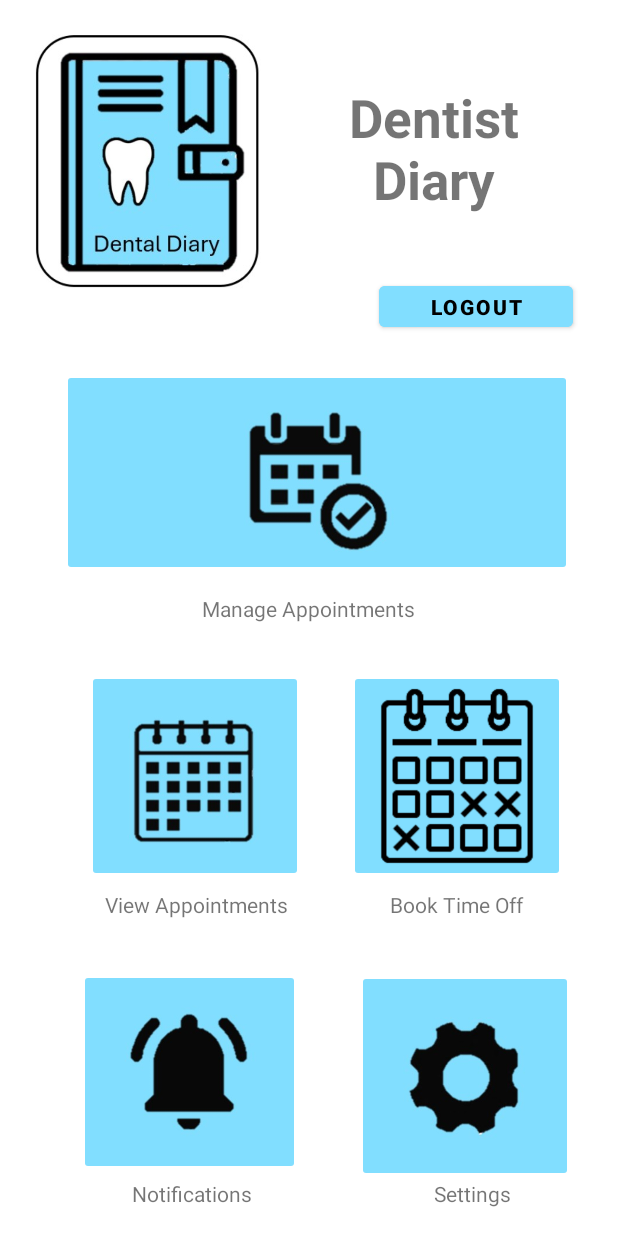
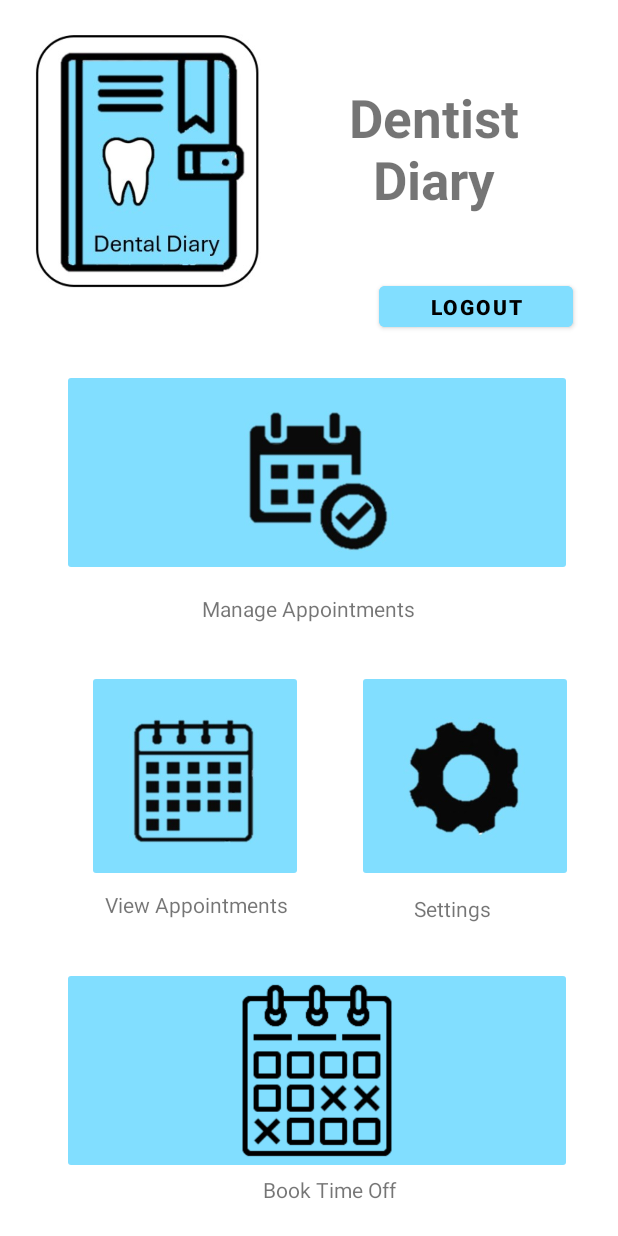
Before and after one commit to ST10193265/OPSCpart3, an Android app: the fragment MenuDentistFragment shown on its own in the app's theme, on a phone screen of 412 x 824 dp. Run offline under Robolectric (Android 15) with nearby library versions, the phone set to English and light mode, and no system bars.

Commit message:
removed notfications dentist

```diff
--- a/poe2/app/build.gradle.kts
+++ b/poe2/app/build.gradle.kts
@@ -140,6 +140,8 @@ dependencies {
     implementation(libs.firebase.auth)
     implementation(libs.firebase.firestore.ktx)
     implementation(libs.firebase.functions.ktx)
+    implementation(libs.androidx.room.ktx)
+    implementation(libs.androidx.room.runtime.android)
     androidTestImplementation(libs.junit.junit)
     androidTestImplementation(libs.junit.junit)
 
--- a/poe2/app/src/main/java/com/example/opsc7312poepart2_code/ui/book_app_client1/BookAppClient1Fragment.kt
+++ b/poe2/app/src/main/java/com/example/opsc7312poepart2_code/ui/book_app_client1/BookAppClient1Fragment.kt
@@ -18,6 +18,7 @@ import android.content.pm.PackageManager
 import android.location.Geocoder
 import android.location.Location
 import android.net.ConnectivityManager
+import android.util.Log
 import android.widget.Toast
 import androidx.core.app.ActivityCompat
 import androidx.lifecycle.lifecycleScope
@@ -292,7 +293,7 @@ class BookAppClient1Fragment : Fragment() {
             }
 
             override fun onCancelled(error: DatabaseError) {
-                Log.e(TAG, "Firebase data fetch failed: ${error.message}")
+                //Log.e(TAG, "Firebase data fetch failed: ${error.message}")
             }
         })
     }
--- a/poe2/app/src/main/java/com/example/opsc7312poepart2_code/ui/forget_password_client/ForgetPasswordClientFragment.kt
+++ b/poe2/app/src/main/java/com/example/opsc7312poepart2_code/ui/forget_password_client/ForgetPasswordClientFragment.kt
@@ -152,4 +152,3 @@ class ForgetPasswordClientFragment : Fragment() {
     // The code above was taken and adapted from Hyperskill
     // https://hyperskill.org/learn/step/36628
 }
-s
--- a/poe2/app/src/main/java/com/example/opsc7312poepart2_code/ui/menu_dentist/MenuDentistFragment.kt
+++ b/poe2/app/src/main/java/com/example/opsc7312poepart2_code/ui/menu_dentist/MenuDentistFragment.kt
@@ -26,11 +26,11 @@ class MenuDentistFragment : Fragment() {
 
         // Initialize the ImageButtons
         val ibtnViewApp:  ImageButton = view.findViewById(R.id.ibtnViewApp)
-        val ibtnNotifications: ImageButton = view.findViewById(R.id.ibtnNotifications)
+
         val ibtnSettings: ImageButton = view.findViewById(R.id.ibtnSettings)
         val ibtnLogout: Button = view.findViewById(R.id.btnLogOut)
         val ibtnMagageApp: ImageButton = view.findViewById(R.id.ibtnMagageApp)
-        val ibtnTimeOff: ImageButton = view.findViewById(R.id.ibtnBookTimeOff)
+        val ibtnTimeOff: ImageButton = view.findViewById(R.id.ibtnBooktimeOff)
 
         ibtnMagageApp.setOnClickListener {
             // Navigate to the BookAppointmentFragment using the NavController
@@ -62,17 +62,7 @@ class MenuDentistFragment : Fragment() {
 
         }
 
-        // Set OnClickListener for the Notifications button
-        ibtnNotifications.setOnClickListener {
-            // Navigate to the BookAppointmentFragment using the NavController
 
-            if (isOnline()) {
-                findNavController().navigate(R.id.action_nav_menu_dentist_to_nav_notifications_dentist)
-            } else {
-                showToast("No Internet Connection!")
-            }
-
-        }
 
         // Set OnClickListener for the Notifications button
         ibtnSettings.setOnClickListener {
--- a/poe2/app/src/main/res/layout/fragment_menu_dentist.xml
+++ b/poe2/app/src/main/res/layout/fragment_menu_dentist.xml
@@ -67,20 +67,6 @@
             app:layout_constraintVertical_bias="0.654" />
 
         <ImageButton
-            android:id="@+id/ibtnBookTimeOff"
-            android:layout_width="144dp"
-            android:layout_height="141dp"
-            android:backgroundTint="@color/lightblue"
-            android:scaleType="fitCenter"
-            android:src="@drawable/timeoff"
-            app:layout_constraintBottom_toBottomOf="parent"
-            app:layout_constraintEnd_toEndOf="parent"
-            app:layout_constraintHorizontal_bias="0.868"
-            app:layout_constraintStart_toStartOf="parent"
-            app:layout_constraintTop_toTopOf="parent"
-            app:layout_constraintVertical_bias="0.654" />
-
-        <ImageButton
             android:id="@+id/ibtnMagageApp"
             android:layout_width="340dp"
             android:layout_height="138dp"
@@ -95,6 +81,20 @@
             app:layout_constraintVertical_bias="0.359" />
 
         <ImageButton
+            android:id="@+id/ibtnBooktimeOff"
+            android:layout_width="340dp"
+            android:layout_height="138dp"
+            android:backgroundTint="@color/lightblue"
+            android:scaleType="fitCenter"
+            android:src="@drawable/timeoff"
+            app:layout_constraintBottom_toBottomOf="parent"
+            app:layout_constraintEnd_toEndOf="parent"
+            app:layout_constraintHorizontal_bias="0.577"
+            app:layout_constraintStart_toStartOf="parent"
+            app:layout_constraintTop_toTopOf="parent"
+            app:layout_constraintVertical_bias="0.94" />
+
+        <ImageButton
             android:id="@+id/ibtnSettings"
             android:layout_width="144dp"
             android:layout_height="141dp"
@@ -106,21 +106,7 @@
             app:layout_constraintHorizontal_bias="0.887"
             app:layout_constraintStart_toStartOf="parent"
             app:layout_constraintTop_toTopOf="parent"
-            app:layout_constraintVertical_bias="0.947" />
-
-        <ImageButton
-            android:id="@+id/ibtnNotifications"
-            android:layout_width="147dp"
-            android:layout_height="137dp"
-            android:backgroundTint="@color/lightblue"
-            android:scaleType="fitCenter"
-            android:src="@drawable/notifications"
-            app:layout_constraintBottom_toBottomOf="parent"
-            app:layout_constraintEnd_toEndOf="parent"
-            app:layout_constraintHorizontal_bias="0.2"
-            app:layout_constraintStart_toStartOf="parent"
-            app:layout_constraintTop_toTopOf="parent"
-            app:layout_constraintVertical_bias="0.941" />
+            app:layout_constraintVertical_bias="0.654" />
 
         <TextView
             android:id="@+id/textView7"
@@ -139,33 +125,20 @@
             android:id="@+id/txtSettings"
             android:layout_width="wrap_content"
             android:layout_height="wrap_content"
-            android:text="Settings"
             android:gravity="center"
+            android:text="@string/setting_menu"
             app:layout_constraintBottom_toBottomOf="parent"
             app:layout_constraintEnd_toEndOf="parent"
-            app:layout_constraintHorizontal_bias="0.802"
+            app:layout_constraintHorizontal_bias="0.766"
             app:layout_constraintStart_toStartOf="parent"
             app:layout_constraintTop_toTopOf="parent"
-            app:layout_constraintVertical_bias="0.977" />
-
-        <TextView
-            android:id="@+id/txtNotifications"
-            android:layout_width="wrap_content"
-            android:layout_height="wrap_content"
-            android:text="Notifications"
-            android:gravity="center"
-            app:layout_constraintBottom_toBottomOf="parent"
-            app:layout_constraintEnd_toEndOf="parent"
-            app:layout_constraintHorizontal_bias="0.265"
-            app:layout_constraintStart_toStartOf="parent"
-            app:layout_constraintTop_toTopOf="parent"
-            app:layout_constraintVertical_bias="0.977" />
+            app:layout_constraintVertical_bias="0.741" />
 
         <TextView
             android:id="@+id/txtViewApp"
             android:layout_width="132dp"
             android:layout_height="24dp"
-            android:text="View Appointments"
+            android:text="@string/view_appointments"
             android:gravity="center"
             app:layout_constraintBottom_toBottomOf="parent"
             app:layout_constraintEnd_toEndOf="parent"
@@ -179,13 +152,13 @@
             android:layout_width="132dp"
             android:layout_height="24dp"
             android:gravity="center"
-            android:text="Book Time Off"
+            android:text="@string/booktimeoff"
             app:layout_constraintBottom_toBottomOf="parent"
             app:layout_constraintEnd_toEndOf="parent"
-            app:layout_constraintHorizontal_bias="0.849"
+            app:layout_constraintHorizontal_bias="0.548"
             app:layout_constraintStart_toStartOf="parent"
             app:layout_constraintTop_toTopOf="parent"
-            app:layout_constraintVertical_bias="0.739" />
+            app:layout_constraintVertical_bias="0.977" />
 
     </androidx.constraintlayout.widget.ConstraintLayout>
 </FrameLayout>
--- a/poe2/app/src/main/res/values/strings.xml
+++ b/poe2/app/src/main/res/values/strings.xml
@@ -57,4 +57,6 @@
     <string name="enddate">End Date:</string>
     <string name="reason">Reason:</string>
     <string name="submit">Submit</string>
+
+    <string name="booktimeoff">Book Time Off</string>
 </resources>
--- a/poe2/gradle/libs.versions.toml
+++ b/poe2/gradle/libs.versions.toml
@@ -53,6 +53,8 @@ firebaseFirestoreKtx = "25.1.0"
 firebaseFunctionsKtx = "21.0.0"
 firebaseMessaging = "24.0.3"
 core = "1.46.0"
+roomKtx = "2.6.1"
+roomRuntimeAndroid = "2.7.0-alpha11"
 [libraries]
 android-maps-utils = { module = "com.google.maps.android:android-maps-utils", version.ref = "androidMapsUtils" }
 androidx-constraintlayout = { module = "androidx.constraintlayout:constraintlayout", version.ref = "constraintlayout" }
@@ -113,6 +115,8 @@ firebase-firestore-ktx = { group = "com.google.firebase", name = "firebase-fires
 firebase-functions-ktx = { group = "com.google.firebase", name = "firebase-functions-ktx", version.ref = "firebaseFunctionsKtx" }
 firebase-messaging = { group = "com.google.firebase", name = "firebase-messaging", version.ref = "firebaseMessaging" }
 core = { group = "com.google.ar", name = "core", version.ref = "core" }
+androidx-room-ktx = { group = "androidx.room", name = "room-ktx", version.ref = "roomKtx" }
+androidx-room-runtime-android = { group = "androidx.room", name = "room-runtime-android", version.ref = "roomRuntimeAndroid" }
 
 
 [plugins]
```
Also changed, not shown: poe2/app/src/main/java/com/example/opsc7312poepart2_code/ui/login_client/LoginClientFragment.kt (+23 -12 lines), 1 other file.
